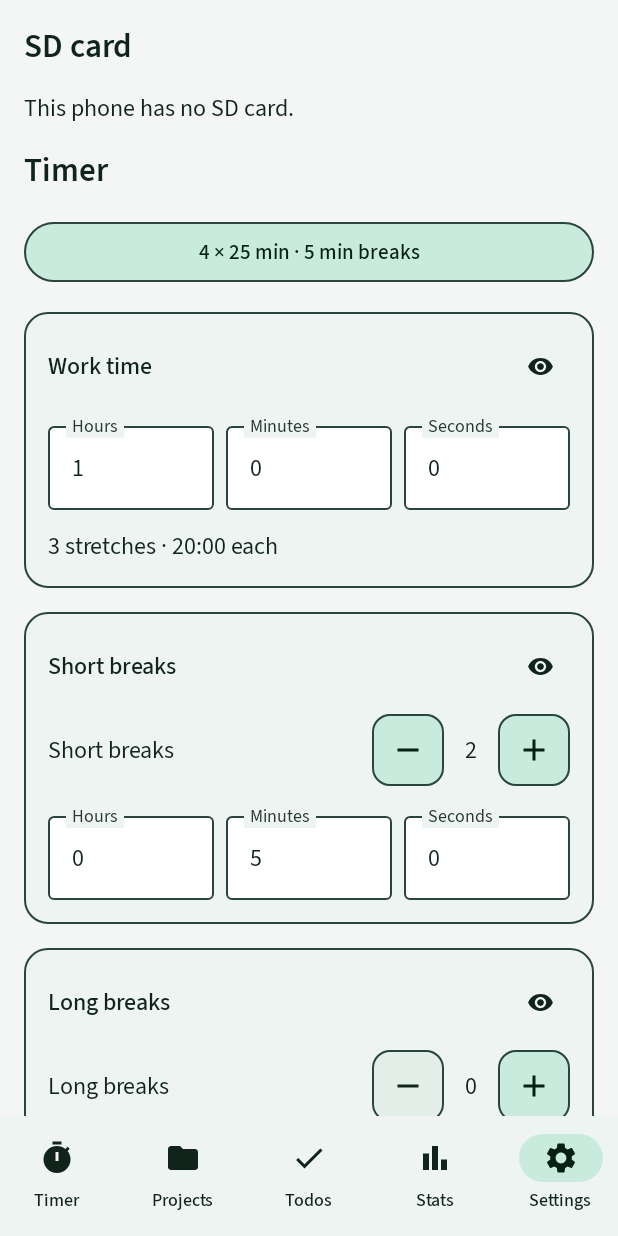
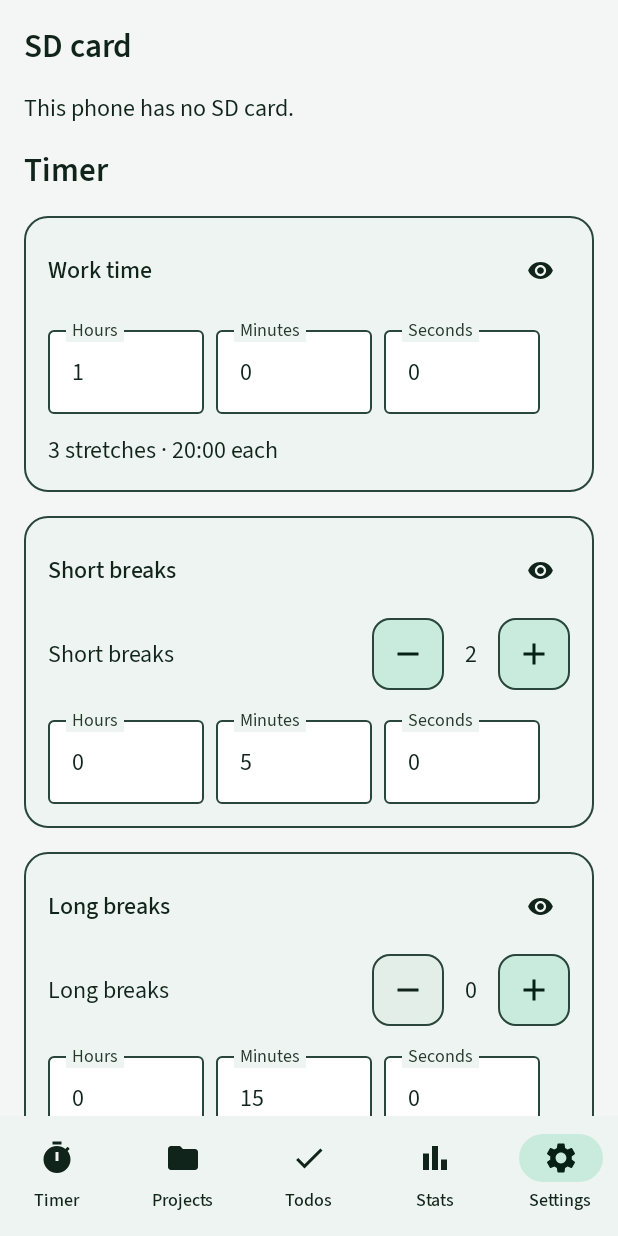
Before and after one commit to akasumitlamba/Presence, an Android app built with Jetpack Compose: the screen it shows after launch (MainActivity), item 5 of the bottom bar chosen, on a phone screen of 412 x 824 dp. Run offline under Robolectric (Android 15) with nearby library versions, the phone set to English and light mode, and no system bars; our stand-ins replace Room's generated code, window size class; network calls fail.

Commit message:
Restore the stretch-timer screens and keep the offline fixes.
The timer, project, and settings layout matches the stretch-timer commit. Late alarms, waiting-plan stop, local sync, and backup exclusion stay.

Co-authored-by: Sumit Kumar <akasumitlamba@users.noreply.github.com>

```diff
--- a/app/build.gradle.kts
+++ b/app/build.gradle.kts
@@ -13,8 +13,8 @@ android {
         applicationId = "app.presence"
         minSdk = 26
         targetSdk = 35
-        versionCode = 10
-        versionName = "2.1.1"
+        versionCode = 11
+        versionName = "2.1.0"
     }
 
     buildTypes {
--- a/app/src/main/java/app/presence/data/Repo.kt
+++ b/app/src/main/java/app/presence/data/Repo.kt
@@ -197,12 +197,9 @@ class Repo(private val context: Context) : Catalog {
                 )
             }
             val writer = deviceIdLocked()
-            if (rows.none { it.kind == KIND_GROUP }) {
-                dao.upsert(listOf(
-                    app.presence.core.GROUP_WORK to "Work",
-                    app.presence.core.GROUP_STUDY to "Study",
-                    app.presence.core.GROUP_PERSONAL to "Personal",
-                ).map { (id, name) -> Rec(KIND_GROUP, id, now, writer, false, mapOf("name" to name)).toEntity() })
+            val staleGroups = dao.all().filter { it.kind == KIND_GROUP && !it.deleted }
+            if (staleGroups.isNotEmpty()) {
+                dao.upsert(staleGroups.map { it.copy(deleted = true, updatedAt = now) })
             }
             val have = dao.all().filter { it.kind == KIND_PREF }.map { it.id }.toSet()
             val defaults = mapOf(
--- a/app/src/main/java/app/presence/timer/Notifier.kt
+++ b/app/src/main/java/app/presence/timer/Notifier.kt
@@ -13,8 +13,8 @@ import app.presence.MainActivity
 import app.presence.R
 import app.presence.core.Snap
 import app.presence.core.clockDigits
-import app.presence.core.displayMillis
 import app.presence.core.elapsedWork
+import app.presence.core.timeLeft
 import app.presence.ui.T
 import app.presence.ui.resolveLang
 
@@ -60,7 +60,7 @@ class Notifier(private val context: Context) {
             .setOnlyAlertOnce(true)
             .setCategory(NotificationCompat.CATEGORY_ALARM)
             .setForegroundServiceBehavior(NotificationCompat.FOREGROUND_SERVICE_IMMEDIATE)
-        if (snap.status == "running" && snap.kind != "track" && !snap.countUp) {
+        if (snap.status == "running" && snap.kind != "track") {
             builder.setWhen(snap.alarmAtEpoch)
                 .setUsesChronometer(true)
                 .setChronometerCountDown(true)
@@ -72,7 +72,7 @@ class Notifier(private val context: Context) {
                 .setContentText(phase)
         } else {
             builder.setUsesChronometer(false)
-                .setContentText(t.paused + " " + clockDigits(displayMillis(snap, nowE, nowL)))
+                .setContentText(t.paused + " " + clockDigits(if (snap.kind == "track") elapsedWork(snap, nowE, nowL) else timeLeft(snap, nowE, nowL)))
         }
         if (snap.status == "running") {
             builder.addAction(0, t.pause, serviceIntent(TimerService.PAUSE))
--- a/app/src/main/java/app/presence/ui/L10n.kt
+++ b/app/src/main/java/app/presence/ui/L10n.kt
@@ -78,8 +78,6 @@ class T(lang: String) {
     val tags = s("Tags", "Etiketler", "Etiquetas", "Etiquetas", "Étiquettes", "タグ", "태그")
     val newTag = s("New tag", "Yeni etiket", "Nueva etiqueta", "Nova etiqueta", "Nouvelle étiquette", "新しいタグ", "새 태그")
     val all = s("All", "Hepsi", "Todas", "Todas", "Toutes", "すべて", "전체")
-    val noGroup = s("No group", "Grup yok", "Sin grupo", "Sem grupo", "Aucun groupe", "グループなし", "그룹 없음")
-    val groups = s("Group", "Grup", "Grupo", "Grupo", "Groupe", "グループ", "그룹")
     val newGroup = s("New group", "Yeni grup", "Nuevo grupo", "Novo grupo", "Nouveau groupe", "新しいグループ", "새 그룹")
     val rename = s("Rename", "Yeniden adlandır", "Renombrar", "Renomear", "Renommer", "名前を変える", "이름 바꾸기")
     val deleteGroup = s("Delete this group?", "Bu grup silinsin mi?", "¿Eliminar este grupo?", "Apagar este grupo?", "Supprimer ce groupe ?", "このグループを削除しますか？", "이 그룹을 삭제할까요?")
@@ -94,10 +92,8 @@ class T(lang: String) {
     val workTime = s("Work time", "Çalışma süresi", "Tiempo de trabajo", "Tempo de trabalho", "Temps de travail", "作業時間", "작업 시간")
     val sessionStart = s("Start time", "Başlangıç saati", "Hora de inicio", "Hora de início", "Heure de début", "開始時刻", "시작 시간")
     val recordedOverlap = s("This overlaps time already logged.", "Bu süre kayıtlı süreyle çakışıyor.", "Se solapa con tiempo ya registrado.", "Sobrepõe tempo já registado.", "Cela chevauche du temps déjà enregistré.", "記録済みの時間と重なります。", "이미 기록한 시간과 겹칩니다.")
-    val loggedTime = s("Logged", "Kaydedilen", "Registrado", "Registado", "Enregistré", "記録", "기록")
-    val pomodoroPreset = s("4 × 25 min · 5 min breaks", "4 × 25 dk · 5 dk mola", "4 × 25 min · pausas de 5 min", "4 × 25 min · pausas de 5 min", "4 × 25 min · pauses de 5 min", "25分 × 4 · 休憩5分", "25분 × 4 · 5분 휴식")
     val workHelp = s(
-        "Total focus time for one plan, split into equal stretches. Breaks are extra.",
+        "The whole project. It is split into equal stretches.",
         "Projenin tümü. Eşit dilimlere bölünür.",
         "El proyecto entero. Se reparte en tramos iguales.",
         "O projeto inteiro. Divide-se em trechos iguais.",
--- a/app/src/main/java/app/presence/ui/Screens.kt
+++ b/app/src/main/java/app/presence/ui/Screens.kt
@@ -134,7 +134,7 @@ import app.presence.core.dayKey
 import app.presence.core.dayTotals
 import app.presence.core.decodeBackup
 import app.presence.core.elapsedWork
-import app.presence.core.displayMillis
+import app.presence.core.timeLeft
 import app.presence.core.encodeBackup
 import app.presence.core.f
 import app.presence.core.freeProjectIds
@@ -240,7 +240,7 @@ private fun Shell(app: PresenceApp, rows: List<Rec>, t: T, premium: Boolean, wid
     }
     val nowE = System.currentTimeMillis()
     val nowL = SystemClock.elapsedRealtime()
-    val shown = displayMillis(snap, nowE, nowL)
+    val shown = if (snap.kind == "track") elapsedWork(snap, nowE, nowL) else timeLeft(snap, nowE, nowL)
     if (tick < 0) return
     val permission = rememberLauncherForActivityResult(ActivityResultContracts.RequestPermission()) { }
     LaunchedEffect(Unit) {
@@ -375,7 +375,7 @@ private fun TimerPage(
         snap.status == "idle" || snap.status == "awaiting" -> t.focus
         else -> phase(t, snap.kind)
     }
-    val face = if (snap.status == "idle") { if (globals.countUp) 0L else lengths.first() } else shown
+    val face = if (snap.status == "idle") lengths.first() else shown
     val phaseWorked = elapsedWork(snap, System.currentTimeMillis(), SystemClock.elapsedRealtime())
     val loggedId = if (open) snap.projectId else project?.id
     val logged = if (loggedId == null) 0L else workedMillisFor(rows, loggedId)
@@ -451,27 +451,18 @@ private fun TimerPage(
                     TonalButton(onClick = { app.center.stop() }, modifier = stopMod) { Text(t.stop) }
                 }
             }
-            if (!open && canBegin) {
-                TonalButton(onClick = { app.center.start("track", project, task) }, modifier = Modifier.fillMaxWidth()) {
-                    Text(t.trackTime)
-                }
-            }
-            if (snap.status == "running" || snap.status == "paused") {
-                if (snap.kind != "track") TextButton(onClick = { app.center.skip() }) { Text(t.skip) }
-            }
             if (snap.status == "awaiting") Text(t.waiting)
-            if (!canBegin && !open) TonalButton(onClick = { creating = true }, modifier = Modifier.fillMaxWidth()) { Text(t.newProject) }
             if (!notificationsOn) Text(t.notificationsOff, style = MaterialTheme.typography.bodyMedium)
         }
     }
     val ring = @Composable {
         Box(Modifier.size(280.dp), contentAlignment = Alignment.Center) {
             val color = MaterialTheme.colorScheme.primary
-            val track = MaterialTheme.colorScheme.outline.copy(alpha = 0.22f)
+            val track = MaterialTheme.colorScheme.outline
             val dot = MaterialTheme.colorScheme.onSurface
             Canvas(Modifier.fillMaxSize().padding(12.dp)) {
-                val gapDeg = minOf(16f, 120f / stretches)
-                val sweep = (360f - gapDeg * stretches) / stretches
+                val gapDeg = 16f
+                val sweep = ((360f - gapDeg * stretches) / stretches).coerceAtLeast(8f)
                 val stroke = Stroke(22f, cap = StrokeCap.Round)
                 val onStretch = snap.kind == "focus" && (snap.status == "running" || snap.status == "paused")
                 val doneCount = when {
@@ -480,7 +471,7 @@ private fun TimerPage(
                     else -> snap.stretchIndex.coerceIn(0, stretches)
                 }
                 val partial = if (onStretch && snap.phaseMillis > 0L) {
-                    (phaseWorked.toFloat() / snap.phaseMillis.toFloat()).coerceIn(0f, 1f)
+                    (1f - shown.toFloat() / snap.phaseMillis.toFloat()).coerceIn(0f, 1f)
                 } else {
                     0f
                 }
@@ -510,9 +501,8 @@ private fun TimerPage(
             }
             Column(horizontalAlignment = Alignment.CenterHorizontally) {
                 Text(label, style = MaterialTheme.typography.titleMedium)
-                if (open && snap.kind != "track") Text(t.cycleLine((snap.stretchIndex + 1).coerceAtMost(stretches), stretches), style = MaterialTheme.typography.labelLarge, color = MaterialTheme.colorScheme.onSurfaceVariant)
                 Text(clockDigits(face), style = MaterialTheme.typography.displayLarge)
-                Text("${t.loggedTime} · ${clockDigits(spent)}", style = MaterialTheme.typography.titleMedium)
+                Text(clockDigits(spent), style = MaterialTheme.typography.titleMedium)
             }
         }
     }
@@ -758,8 +748,6 @@ private fun ProjectDetail(
     var newTask by remember { mutableStateOf(false) }
     var goalOpen by remember { mutableStateOf(false) }
     var deleteTask by remember { mutableStateOf<Rec?>(null) }
-    var editTask by remember { mutableStateOf<Rec?>(null) }
-    var newGroup by remember { mutableStateOf(false) }
     var newTag by remember { mutableStateOf(false) }
     var editTag by remember { mutableStateOf<Rec?>(null) }
     var name by remember(project.id) { mutableStateOf(project.f("name")) }
@@ -783,12 +771,6 @@ private fun ProjectDetail(
             modifier = Modifier.fillMaxWidth(),
             colors = presenceFieldColors(),
         )
-        val groups = rows.alive(KIND_GROUP)
-        MenuField(t.groups, t.groups, groups.find { it.id == project.f("groupId") }?.f("name") ?: t.noGroup,
-            listOf("" to t.noGroup) + groups.map { it.id to it.f("name") }) { groupId ->
-            app.repo.put(project.copy(updatedAt = System.currentTimeMillis(), writerId = app.repo.deviceId(), body = project.body + ("groupId" to groupId)))
-        }
-        TextButton(onClick = { newGroup = true }) { Text(t.newGroup) }
         Text(t.goal, style = MaterialTheme.typography.titleLarge)
         val goalMinutes = project.f("goalMinutes").toIntOrNull()
         val deadline = project.f("goalDeadline").toLongOrNull()
@@ -872,7 +854,7 @@ private fun ProjectDetail(
                         app.repo.put(task.copy(updatedAt = System.currentTimeMillis(), writerId = app.repo.deviceId(), body = body))
                     }
                 })
-                Text(task.f("title") + if (locked) " · " + t.locked else "", modifier = Modifier.weight(1f).clickable { editTask = task })
+                Text(task.f("title") + if (locked) " · " + t.locked else "", modifier = Modifier.weight(1f))
                 TextButton(onClick = { deleteTask = task }) { Text(t.delete) }
             }
         }
@@ -891,38 +873,6 @@ private fun ProjectDetail(
             app.repo.put(tag.copy(updatedAt = System.currentTimeMillis(), writerId = app.repo.deviceId(), body = body))
             editTag = null
         }
-    }
-    if (newGroup) {
-        NameDialog(t.newGroup, "", t, { newGroup = false }) { title ->
-            app.repo.put(app.repo.writerNow(KIND_GROUP, UUID.randomUUID().toString(), mapOf("name" to title)))
-            newGroup = false
-        }
-    }
-    editTask?.let { item ->
-        var title by remember(item.id) { mutableStateOf(item.f("title")) }
-        var picked by remember(item.id) { mutableStateOf(item.f("tags").split(",").filter { it.isNotBlank() }.toSet()) }
-        AlertDialog(
-            onDismissRequest = { editTask = null },
-            title = { Text(t.tasks) },
-            text = {
-                Column(verticalArrangement = Arrangement.spacedBy(8.dp)) {
-                    OutlinedTextField(title, { title = it }, label = { Text(t.name) }, modifier = Modifier.fillMaxWidth(), colors = presenceFieldColors())
-                    FlowRow(horizontalArrangement = Arrangement.spacedBy(8.dp)) {
-                        tags.forEach { tag ->
-                            PresenceChip(selected = tag.id in picked, onClick = {
-                                picked = if (tag.id in picked) picked - tag.id else picked + tag.id
-                            }, label = { Text(tag.f("name")) })
-                        }
-                    }
-                }
-            },
-            confirmButton = { TextButton(enabled = title.isNotBlank(), onClick = {
-                val latest = app.repo.snapshot().find { it.kind == KIND_TASK && it.id == item.id } ?: item
-                app.repo.put(latest.copy(updatedAt = System.currentTimeMillis(), writerId = app.repo.deviceId(), body = latest.body + mapOf("title" to title.trim(), "tags" to picked.joinToString(","))))
-                editTask = null
-            }) { Text(t.save) } },
-            dismissButton = { TextButton(onClick = { editTask = null }) { Text(t.cancel) } },
-        )
     }
     if (newTask) {
         NameDialog(t.newTask, "", t, { newTask = false }) { title ->
@@ -973,13 +923,6 @@ private fun PlanSections(
 ) {
     val lengths = stretchLengths(workSec.coerceAtLeast(1L) * 1_000L, stretchCount(shortCount, longCount))
     Column(verticalArrangement = Arrangement.spacedBy(16.dp)) {
-        TonalButton(onClick = {
-            onWork(100 * 60L)
-            onShortCount(3)
-            onLongCount(0)
-            onShort(5 * 60L)
-            onLong(15 * 60L)
-        }, modifier = Modifier.fillMaxWidth()) { Text(t.pomodoroPreset) }
         FieldSection(t.workTime, t.workHelp) {
             HmsFields(t, workSec, onWork)
             Text(t.stretchSummary(stretchCount(shortCount, longCount), clockDigits(lengths.first())), color = MaterialTheme.colorScheme.onSurface)
@@ -1021,15 +964,15 @@ private fun HmsFields(t: T, totalSec: Long, onSec: (Long) -> Unit) {
     var minutes by remember(totalSec) { mutableStateOf(parts.second.toString()) }
     var seconds by remember(totalSec) { mutableStateOf(parts.third.toString()) }
     Row(horizontalArrangement = Arrangement.spacedBy(8.dp)) {
-        UnitBox(t.hours, hours, Modifier.weight(1f)) {
+        UnitBox(t.hours, hours) {
             hours = it
             onSec(joinSeconds(it, minutes, seconds))
         }
-        UnitBox(t.minutes, minutes, Modifier.weight(1f)) {
+        UnitBox(t.minutes, minutes) {
             minutes = it
             onSec(joinSeconds(hours, it, seconds))
         }
-        UnitBox(t.seconds, seconds, Modifier.weight(1f)) {
+        UnitBox(t.seconds, seconds) {
             seconds = it
             onSec(joinSeconds(hours, minutes, it))
         }
@@ -1037,14 +980,14 @@ private fun HmsFields(t: T, totalSec: Long, onSec: (Long) -> Unit) {
 }
 
 @Composable
-private fun UnitBox(label: String, value: String, modifier: Modifier, onValue: (String) -> Unit) {
+private fun UnitBox(label: String, value: String, onValue: (String) -> Unit) {
     OutlinedTextField(
         value = value,
         onValueChange = { raw -> onValue(raw.filter { it.isDigit() }.take(2)) },
         label = { Text(label) },
         singleLine = true,
         keyboardOptions = KeyboardOptions(keyboardType = KeyboardType.Number),
-        modifier = modifier,
+        modifier = Modifier.width(104.dp),
         colors = presenceFieldColors(),
     )
 }
@@ -1648,14 +1591,6 @@ private fun SettingsPage(app: PresenceApp, t: T, rows: List<Rec>, premium: Boole
             onShort = { app.repo.setPref("short_sec", it.coerceAtLeast(1L).toString()); app.center.refreshSettings() },
             onLong = { app.repo.setPref("long_sec", it.coerceAtLeast(1L).toString()); app.center.refreshSettings() },
         )
-        SwitchSetting(t.countUp, t.countUpHelp, globals.countUp) {
-            app.repo.setPref("count_up", if (it) "1" else "0")
-            app.center.refreshSettings()
-        }
-        SwitchSetting(t.autoContinue, t.autoHelp, globals.auto) {
-            app.repo.setPref("auto_start", if (it) "1" else "0")
-            app.center.refreshSettings()
-        }
         Stepper(t, t.dayStarts, t.dayHelp, globals.dayStart, 0, 6) { app.repo.setPref("day_start", it.toString()) }
         Text(t.reminders, color = MaterialTheme.colorScheme.onSurface, style = MaterialTheme.typography.titleLarge)
         ReminderRow(t.dailyReminder, t.dailyHelp, globals.dailyOn, globals.dailyHour, globals.dailyMinute, { on ->
```
Also changed, not shown: app/src/main/java/app/presence/widget/PresenceWidget.kt (+4 -4 lines), 3 other files.
